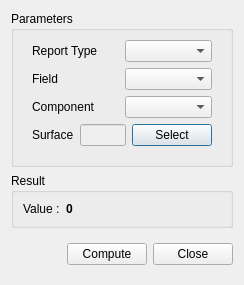
Old version of the form baramFlow/view/results/reports/surface_report_dialog.ui in the repository nextfoam/baram.
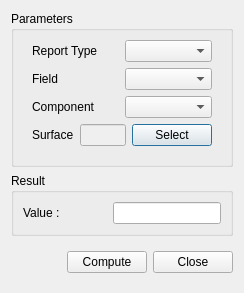
New version of the form. Custom widgets are drawn as their Qt base class.

Diff of the .ui file:
```diff
--- a/baramFlow/view/results/reports/surface_report_dialog.ui
+++ b/baramFlow/view/results/reports/surface_report_dialog.ui
@@ -133,7 +133,7 @@
      <property name="title">
       <string>Result</string>
      </property>
-     <layout class="QGridLayout" name="gridLayout" columnstretch="1,8">
+     <layout class="QGridLayout" name="gridLayout" columnstretch="1,0">
       <item row="0" column="0">
        <widget class="QLabel" name="resultLabel">
         <property name="text">
@@ -142,14 +142,9 @@
        </widget>
       </item>
       <item row="0" column="1">
-       <widget class="QLabel" name="resultValue">
-        <property name="font">
-         <font>
-          <bold>true</bold>
-         </font>
-        </property>
-        <property name="text">
-         <string>0</string>
+       <widget class="QLineEdit" name="resultValue">
+        <property name="readOnly">
+         <bool>true</bool>
         </property>
        </widget>
       </item>
```
